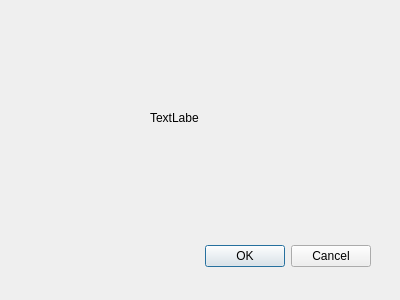
First picture: the form in RecipeDataSeeding/measure.ui, repository bigdog765/qt-database, before the edit.
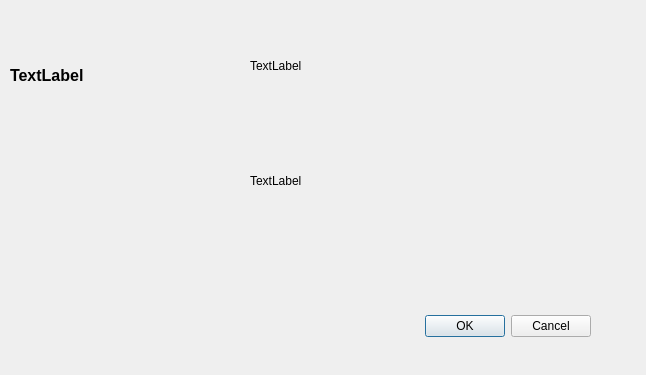
Second picture: the form after the edit.

Commit message: measure title

```diff
--- a/RecipeDataSeeding/measure.ui
+++ b/RecipeDataSeeding/measure.ui
@@ -6,8 +6,8 @@
    <rect>
     <x>0</x>
     <y>0</y>
-    <width>400</width>
-    <height>300</height>
+    <width>646</width>
+    <height>375</height>
    </rect>
   </property>
   <property name="windowTitle">
@@ -16,8 +16,8 @@
   <widget class="QDialogButtonBox" name="buttonBox">
    <property name="geometry">
     <rect>
-     <x>30</x>
-     <y>240</y>
+     <x>250</x>
+     <y>310</y>
      <width>341</width>
      <height>32</height>
     </rect>
@@ -32,10 +32,42 @@
   <widget class="QLabel" name="measureIngredient">
    <property name="geometry">
     <rect>
-     <x>150</x>
-     <y>110</y>
-     <width>49</width>
-     <height>16</height>
+     <x>10</x>
+     <y>40</y>
+     <width>221</width>
+     <height>71</height>
+    </rect>
+   </property>
+   <property name="font">
+    <font>
+     <pointsize>12</pointsize>
+     <bold>true</bold>
+    </font>
+   </property>
+   <property name="text">
+    <string>TextLabel</string>
+   </property>
+  </widget>
+  <widget class="QLabel" name="mainNutrients">
+   <property name="geometry">
+    <rect>
+     <x>250</x>
+     <y>40</y>
+     <width>361</width>
+     <height>51</height>
+    </rect>
+   </property>
+   <property name="text">
+    <string>TextLabel</string>
+   </property>
+  </widget>
+  <widget class="QLabel" name="microNutrients">
+   <property name="geometry">
+    <rect>
+     <x>250</x>
+     <y>100</y>
+     <width>351</width>
+     <height>161</height>
     </rect>
    </property>
    <property name="text">
```
The commit also changes 6 other files.
